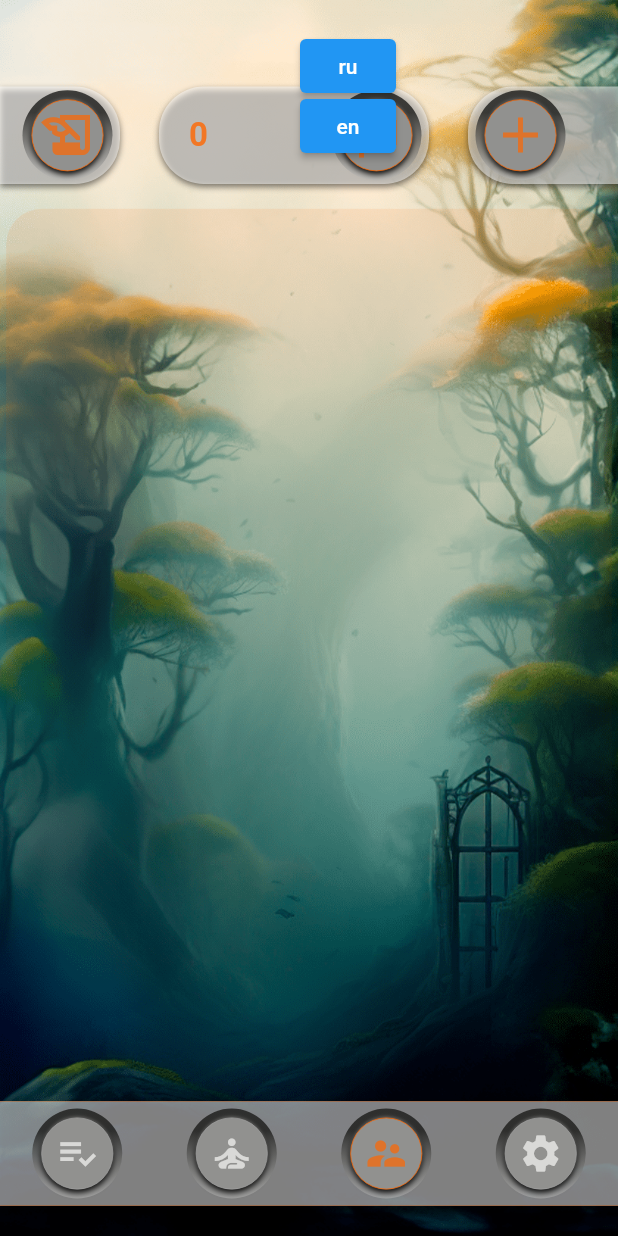
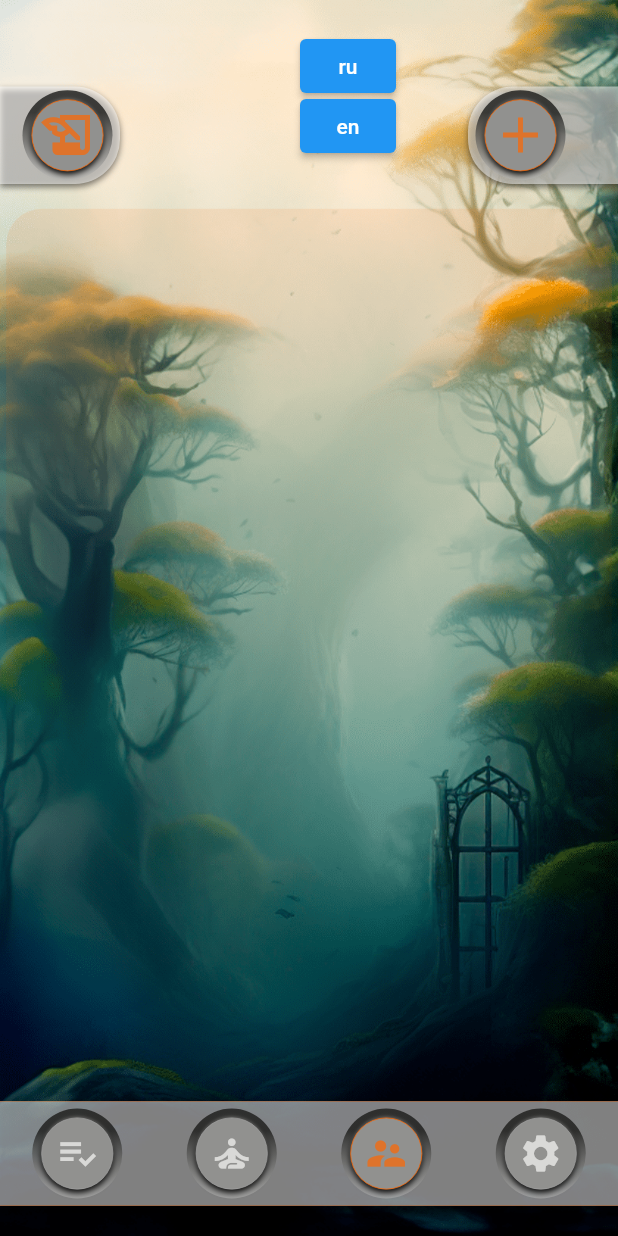
Before and after one commit to denissavishchev/today, a Flutter app: the screen it shows after launch, swiped to page 3, on a phone screen of 412 x 824 dp. Run offline on Flutter 3.47's test engine with Material 2 defaults, Android fonts, the phone set to English and light mode, and no system bars; our stand-ins replace awesome_notifications, countup, easy_localization, hive, hive_flutter, pedometer and 1 more; missing offline and left inert: flutter_ringtone_player, flutter_rounded_date_picker; accounts and stored records are empty.

Commit message:
pedometer none

```diff
--- a/lib/pages/habit_page.dart
+++ b/lib/pages/habit_page.dart
@@ -51,27 +51,7 @@ class HabitPage extends StatelessWidget {
                               child: Icon(Icons.history_edu,
                                 color: kOrange.withOpacity(0.7),
                                 size: 40,),),
-                            Stack(
-                              children: [
-                                SideButtonWidget(
-                                  both: true,
-                                  width: 180,
-                                  onTap: (){
-
-                                  },
-                                  child: Icon(Icons.flag,
-                                    color: kOrange.withOpacity(0.7),
-                                    size: 40,),),
-                                Positioned.fill(
-                                  child: Align(
-                                      alignment: Alignment.centerLeft,
-                                      child: Padding(
-                                        padding: const EdgeInsets.only(left: 20.0),
-                                        child: Text(data.steps, style: kOrangeStyle,),
-                                      )),
-                                ),
-                              ],
-                            ),
+                            const Spacer(),
                             SideButtonWidget(
                               width: 100,
                               right: false,
--- a/lib/pages/habit_statistic_page.dart
+++ b/lib/pages/habit_statistic_page.dart
@@ -1,6 +1,5 @@
 import 'dart:ui';
 import 'package:flutter/material.dart';
-import 'package:hive/hive.dart';
 import 'package:hive_flutter/adapters.dart';
 import 'package:provider/provider.dart';
 import 'package:today/model/habit_storage_model.dart';
```
